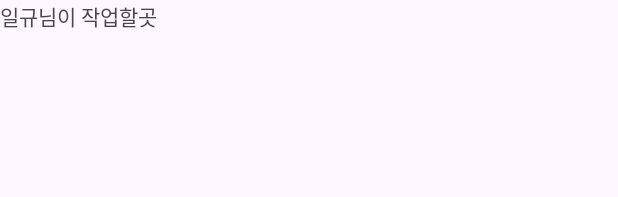
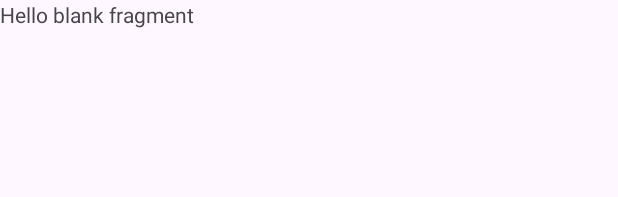
Before and after one commit to Retudy/Maplemate, an Android app: the layout fragment_cody_detail.xml on its own in the app's theme, with its tools: preview values and no code run, on a phone screen of 412 x 824 dp. Shown: the top 197 px of the screen. Run offline under Robolectric (Android 15) with nearby library versions, the phone set to English and light mode, and no system bars.

Commit message:
[add] CodyDetail 추가

```diff
--- a/app/src/main/res/layout/fragment_study.xml
+++ b/app/src/main/res/layout/fragment_cody_detail.xml
@@ -3,13 +3,12 @@
     xmlns:tools="http://schemas.android.com/tools"
     android:layout_width="match_parent"
     android:layout_height="match_parent"
-    tools:context=".UI.KyuFragment">
+    tools:context=".UI.CodyDetailFragment">
 
     <!-- TODO: Update blank fragment layout -->
     <TextView
         android:layout_width="match_parent"
         android:layout_height="match_parent"
-        android:layout_gravity="center"
-        android:text="일규님이 작업할곳" />
+        android:text="@string/hello_blank_fragment" />
 
 </FrameLayout>
```
Also changed, not shown: app/src/main/java/com/android/maplemate/UI/CodyDetailFragment.kt (added, +20 -0 lines).
